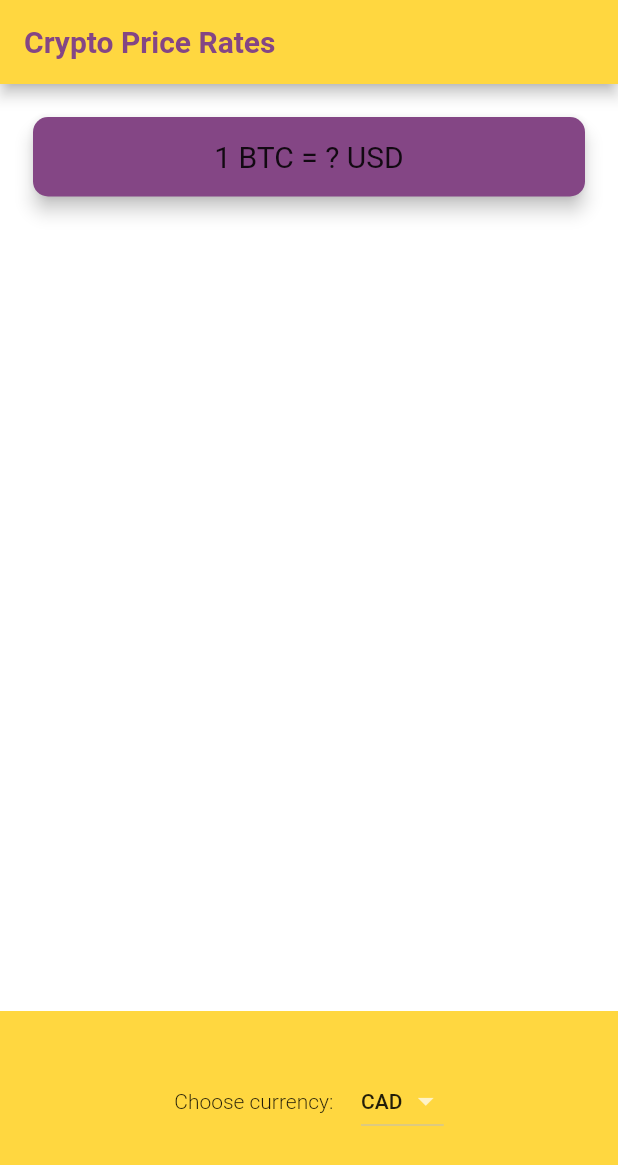
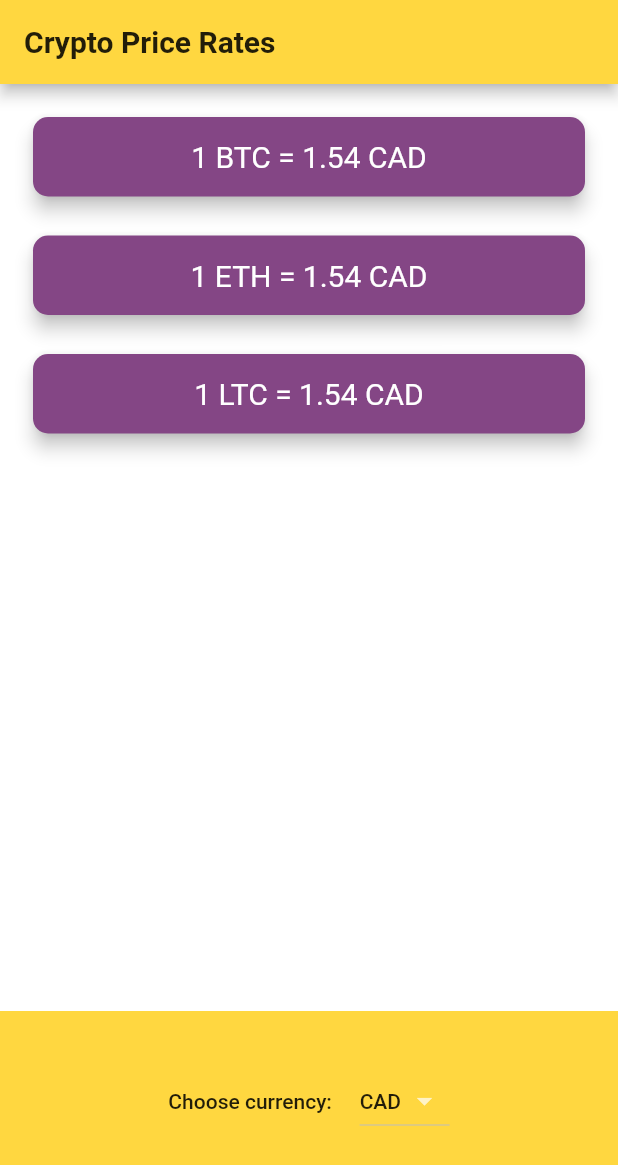
Before and after one commit to merouane-tazeka/crypto-price-rates, a Flutter app: the screen it shows after launch, on a phone screen of 412 x 824 dp. Shown: the top 1165 px of the screen. Run offline on Flutter 3.47's test engine with Material 2 defaults, Android fonts, the phone set to English and light mode, and no system bars.

Commit message:
Show Dropdown menu for Android devices & CupertinoPicker for iOS devices.

```diff
--- a/lib/coin_data.dart
+++ b/lib/coin_data.dart
@@ -31,7 +31,7 @@ const List<String> cryptoList = [
 ];
 
 class CoinData {
-  List<DropdownMenuItem<String>> getCurrencyList() {
+  List<DropdownMenuItem<String>> getCurrencyDowndownList() {
     return currenciesList.map<DropdownMenuItem<String>>((String value) {
       return DropdownMenuItem<String>(
         value: value,
@@ -40,6 +40,18 @@ class CoinData {
     }).toList();
   }
 
+  List<Text> getCurrencyTextWidgets() {
+    List<Text> list = [];
+    for (var currency in currenciesList) {
+      list.add(Text(currency));
+    }
+    return list;
+  }
+
+  List<String> getCurrencyList() {
+    return currenciesList;
+  }
+
   List<String> getCryptoList() {
     return cryptoList;
   }
--- a/lib/price_screen.dart
+++ b/lib/price_screen.dart
@@ -1,4 +1,7 @@
+import 'package:flutter/cupertino.dart';
 import 'package:flutter/material.dart';
+import 'package:bitcoin_ticker/widgets/crypto_card.dart';
+import 'dart:io' show Platform;
 import 'coin_data.dart';
 
 class PriceScreen extends StatefulWidget {
@@ -11,41 +14,76 @@ class _PriceScreenState extends State<PriceScreen> {
 
   String selectedCurrency = 'CAD';
 
+  List<Widget> getCryptoCards() {
+    List<Widget> cryptoCards = [];
+    for (var crypto in coinData.getCryptoList()) {
+      cryptoCards.add(
+        Padding(
+          padding: EdgeInsets.fromLTRB(18.0, 18.0, 18.0, 0),
+          child: CryptoCard(
+            selectedCurrency: selectedCurrency,
+            cryptoCurrency: crypto,
+            value: 1.54,
+          ),
+        ),
+      );
+    }
+    return cryptoCards;
+  }
+
+  Widget getCupertinoPicker() {
+    return CupertinoPicker(
+      backgroundColor: Colors.amberAccent,
+      onSelectedItemChanged: (selectedIndex) {
+        setState(() {
+          selectedCurrency = coinData.getCurrencyList()[selectedIndex];
+        });
+      },
+      itemExtent: 40,
+      children: coinData.getCurrencyTextWidgets(),
+    );
+  }
+
+  Widget getDropdownMenu() {
+    return DropdownButton<String>(
+      value: selectedCurrency,
+      dropdownColor: Colors.amberAccent,
+      style: TextStyle(color: Colors.black87, fontWeight: FontWeight.w500),
+      items: coinData.getCurrencyDowndownList(),
+      onChanged: (String newValue) {
+        setState(() {
+          selectedCurrency = newValue;
+        });
+      },
+    );
+  }
+
   @override
   Widget build(BuildContext context) {
     return Scaffold(
       appBar: AppBar(
         title: Text(
           'Crypto Price Rates',
-          style: TextStyle(color: Color(0xff844685), fontWeight: FontWeight.w700),
+          style: TextStyle(color: Colors.black87, fontWeight: FontWeight.w700),
         ),
       ),
       body: Column(
         mainAxisAlignment: MainAxisAlignment.spaceBetween,
         crossAxisAlignment: CrossAxisAlignment.stretch,
         children: <Widget>[
-          Padding(
-            padding: EdgeInsets.fromLTRB(18.0, 18.0, 18.0, 0),
-            child: Card(
-              color: Color(0xFF844685),
-              elevation: 5.0,
-              shape: RoundedRectangleBorder(
-                borderRadius: BorderRadius.circular(10.0),
-              ),
-              child: Padding(
-                padding: EdgeInsets.symmetric(vertical: 15.0, horizontal: 28.0),
-                child: Text(
-                  //TODO: Make Dynamic
-                  '1 BTC = ? USD',
-                  textAlign: TextAlign.center,
-                  style: TextStyle(
-                    fontSize: 20.0,
-                    color: Colors.black87,
-                  ),
-                ),
-              ),
+          Expanded(
+            child: ListView(
+              children: getCryptoCards(),
             ),
           ),
+//          Padding(
+//            padding: EdgeInsets.fromLTRB(18.0, 18.0, 18.0, 0),
+//            child: CryptoCard(
+//              selectedCurrency: selectedCurrency,
+//              cryptoCurrency: 'BTC',
+//              value: 1.54,
+//            ),
+//          ),
           Container(
             height: 150.0,
             alignment: Alignment.center,
@@ -53,22 +91,16 @@ class _PriceScreenState extends State<PriceScreen> {
             color: Colors.amberAccent,
             child: Row(
               mainAxisAlignment: MainAxisAlignment.center,
+              crossAxisAlignment: CrossAxisAlignment.center,
               children: <Widget>[
                 Text(
                   'Choose currency: ',
-                  style: TextStyle(color: Colors.black87, fontWeight: FontWeight.w300),
+                  style: TextStyle(color: Colors.black87, fontWeight: FontWeight.w500),
                 ),
                 SizedBox(width: 15),
-                DropdownButton<String>(
-                  value: selectedCurrency,
-                  dropdownColor: Colors.amberAccent,
-                  style: TextStyle(color: Colors.black87, fontWeight: FontWeight.w500),
-                  items: coinData.getCurrencyList(),
-                  onChanged: (String newValue) {
-                    setState(() {
-                      selectedCurrency = newValue;
-                    });
-                  },
+                Container(
+                  width: 60,
+                  child: Platform.isIOS ? getCupertinoPicker() : getDropdownMenu(),
                 ),
               ],
             ),
--- /dev/null
+++ b/lib/widgets/crypto_card.dart
@@ -0,0 +1,32 @@
+import 'package:flutter/material.dart';
+
+class CryptoCard extends StatelessWidget {
+  final String selectedCurrency;
+  final String cryptoCurrency;
+  final double value;
+
+  CryptoCard({this.cryptoCurrency, this.selectedCurrency, this.value});
+
+  @override
+  Widget build(BuildContext context) {
+    return Card(
+      color: Color(0xFF844685),
+      elevation: 5.0,
+      shape: RoundedRectangleBorder(
+        borderRadius: BorderRadius.circular(10.0),
+      ),
+      child: Padding(
+        padding: EdgeInsets.symmetric(vertical: 15.0, horizontal: 28.0),
+        child: Text(
+          //TODO: Make Dynamic
+          '1 $cryptoCurrency = $value $selectedCurrency',
+          textAlign: TextAlign.center,
+          style: TextStyle(
+            fontSize: 20.0,
+            color: Colors.white,
+          ),
+        ),
+      ),
+    );
+  }
+}
```
